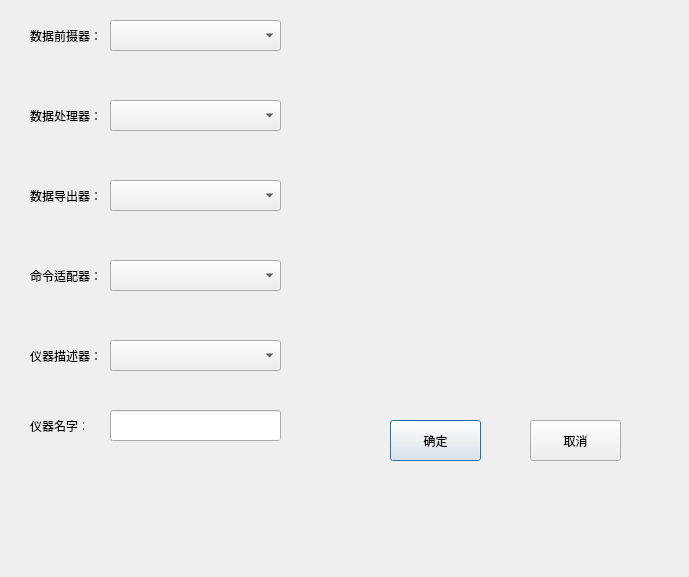
Above: dialognewinstrument.ui from Yao-Long/ingestor before the change. Below: the same form after it.
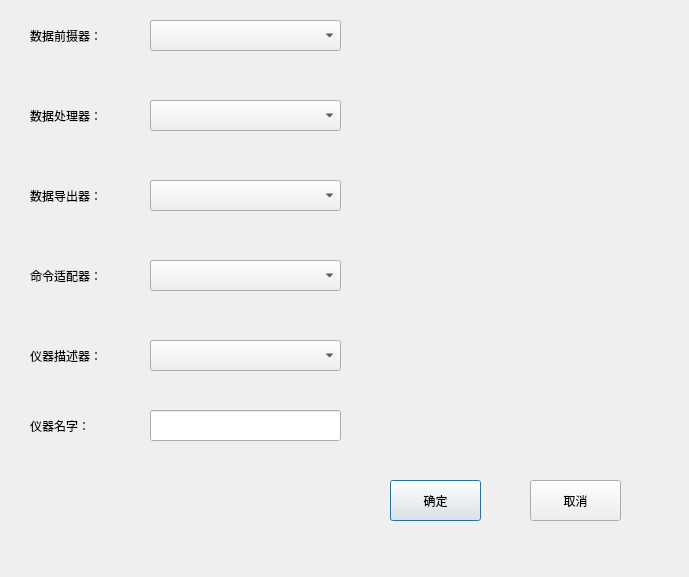
That is the form after the change.

The edit to the form file:
```diff
--- a/dialognewinstrument.ui
+++ b/dialognewinstrument.ui
@@ -19,9 +19,9 @@
    </property>
    <property name="geometry">
     <rect>
-     <x>110</x>
+     <x>150</x>
      <y>20</y>
-     <width>171</width>
+     <width>191</width>
      <height>31</height>
     </rect>
    </property>
@@ -31,7 +31,7 @@
     <rect>
      <x>30</x>
      <y>20</y>
-     <width>71</width>
+     <width>111</width>
      <height>31</height>
     </rect>
    </property>
@@ -44,7 +44,7 @@
     <rect>
      <x>30</x>
      <y>100</y>
-     <width>71</width>
+     <width>111</width>
      <height>31</height>
     </rect>
    </property>
@@ -55,9 +55,9 @@
   <widget class="QComboBox" name="comboBoxProcessor">
    <property name="geometry">
     <rect>
-     <x>110</x>
+     <x>150</x>
      <y>100</y>
-     <width>171</width>
+     <width>191</width>
      <height>31</height>
     </rect>
    </property>
@@ -67,7 +67,7 @@
     <rect>
      <x>30</x>
      <y>260</y>
-     <width>71</width>
+     <width>111</width>
      <height>31</height>
     </rect>
    </property>
@@ -80,7 +80,7 @@
     <rect>
      <x>30</x>
      <y>180</y>
-     <width>71</width>
+     <width>111</width>
      <height>31</height>
     </rect>
    </property>
@@ -91,9 +91,9 @@
   <widget class="QComboBox" name="comboBoxDumper">
    <property name="geometry">
     <rect>
-     <x>110</x>
+     <x>150</x>
      <y>180</y>
-     <width>171</width>
+     <width>191</width>
      <height>31</height>
     </rect>
    </property>
@@ -101,9 +101,9 @@
   <widget class="QComboBox" name="comboBoxCommander">
    <property name="geometry">
     <rect>
-     <x>110</x>
+     <x>150</x>
      <y>260</y>
-     <width>171</width>
+     <width>191</width>
      <height>31</height>
     </rect>
    </property>
@@ -113,7 +113,7 @@
     <rect>
      <x>30</x>
      <y>340</y>
-     <width>71</width>
+     <width>111</width>
      <height>31</height>
     </rect>
    </property>
@@ -124,9 +124,9 @@
   <widget class="QComboBox" name="comboBoxDescriptor">
    <property name="geometry">
     <rect>
-     <x>110</x>
+     <x>150</x>
      <y>340</y>
-     <width>171</width>
+     <width>191</width>
      <height>31</height>
     </rect>
    </property>
@@ -135,7 +135,7 @@
    <property name="geometry">
     <rect>
      <x>390</x>
-     <y>420</y>
+     <y>480</y>
      <width>91</width>
      <height>41</height>
     </rect>
@@ -148,7 +148,7 @@
    <property name="geometry">
     <rect>
      <x>530</x>
-     <y>420</y>
+     <y>480</y>
      <width>91</width>
      <height>41</height>
     </rect>
@@ -161,9 +161,9 @@
    <property name="geometry">
     <rect>
      <x>30</x>
-     <y>420</y>
-     <width>54</width>
-     <height>12</height>
+     <y>410</y>
+     <width>111</width>
+     <height>31</height>
     </rect>
    </property>
    <property name="text">
@@ -173,9 +173,9 @@
   <widget class="QLineEdit" name="lineEditInstrumentName">
    <property name="geometry">
     <rect>
-     <x>110</x>
+     <x>150</x>
      <y>410</y>
-     <width>171</width>
+     <width>191</width>
      <height>31</height>
     </rect>
    </property>
```
Left out of the diff: 16 changed lines with no effect on the pictures.
